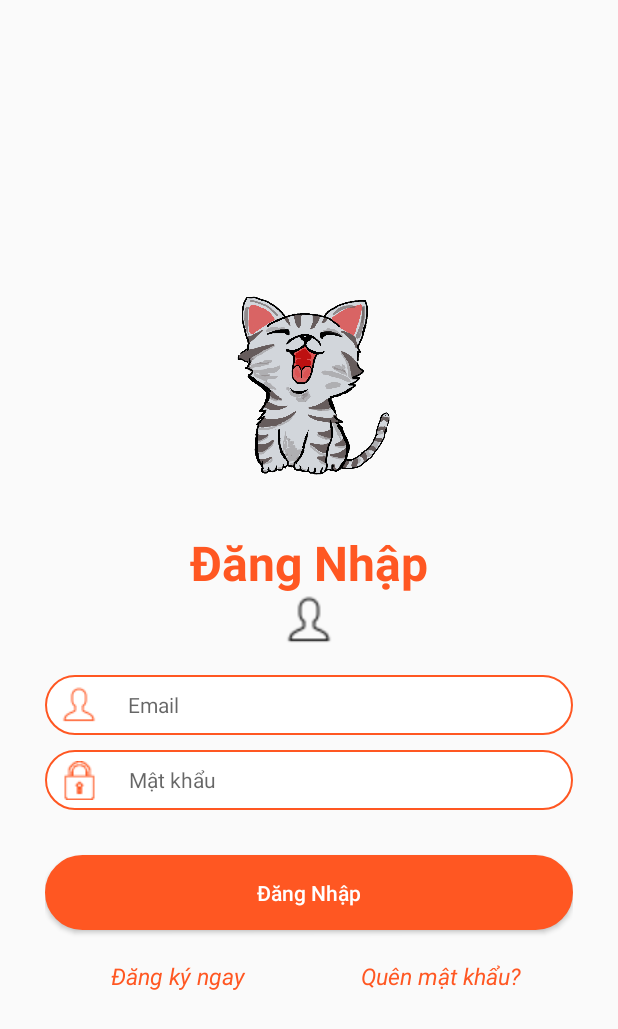
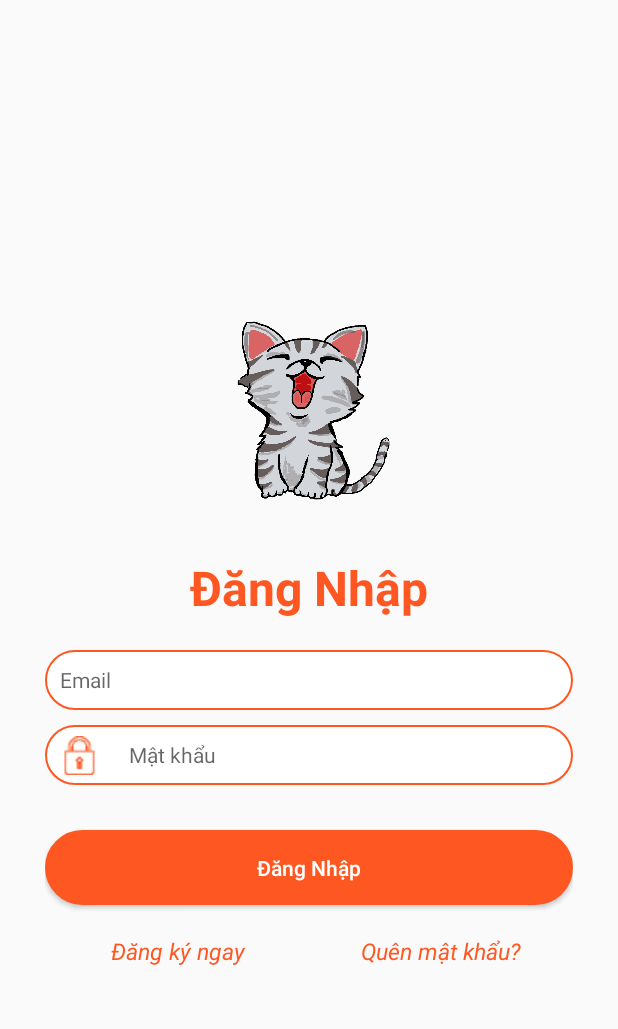
Before and after one commit to ducvui2003/android, an Android app: the SignIn screen opened directly, with no data from a screen before it, on a phone screen of 412 x 824 dp. Shown: the top 1029 px of the screen. Run offline under Robolectric (Android 15) with nearby library versions, the phone set to English and light mode, and no system bars.

Commit message:
fix: can't run app

```diff
--- a/app/src/main/res/drawable/user_icon.xml
+++ /dev/null
@@ -1,20 +0,0 @@
-<vector xmlns:android="http://schemas.android.com/apk/res/android"
-    android:width="800dp"
-    android:height="800dp"
-    android:viewportWidth="24"
-    android:viewportHeight="24">
-  <path
-      android:pathData="M16,7C16,9.209 14.209,11 12,11C9.791,11 8,9.209 8,7C8,4.791 9.791,3 12,3C14.209,3 16,4.791 16,7Z"
-      android:strokeLineJoin="round"
-      android:strokeWidth="2"
-      android:fillColor="#00000000"
-      android:strokeColor="@color/green"
-      android:strokeLineCap="round"/>
-  <path
-      android:pathData="M12,14C8.134,14 5,17.134 5,21H19C19,17.134 15.866,14 12,14Z"
-      android:strokeLineJoin="round"
-      android:strokeWidth="2"
-      android:fillColor="#00000000"
-      android:strokeColor="@color/green"
-      android:strokeLineCap="round"/>
-</vector>
--- a/app/src/main/res/layout/dangnhap.xml
+++ b/app/src/main/res/layout/dangnhap.xml
@@ -36,11 +36,6 @@
             android:textSize="32dp"
             android:textStyle="bold" />
 
-        <ImageView
-            android:layout_width="50px"
-            android:layout_height="50px"
-            android:src="@drawable/user_icon"
-            tools:ignore="ExtraText" />
 
         <EditText
             android:id="@+id/edt_dn_email"
@@ -48,7 +43,6 @@
             android:layout_height="40dp"
             android:layout_marginTop="20dp"
             android:background="@drawable/khung"
-            android:drawableLeft="@drawable/user_icon"
             android:drawablePadding="20dp"
             android:drawableTint="@color/green"
             android:ems="10"
@@ -57,7 +51,8 @@
             android:padding="10dp"
             android:textColor="@color/black"
             android:textSize="14dp"
-            android:textStyle="normal" />
+            android:textStyle="normal"
+            tools:ignore="ExtraText" />
 
         <EditText
             android:id="@+id/edt_dn_pass"
```
Also changed, not shown: app/src/main/res/drawable/user_icon.png (deleted).
